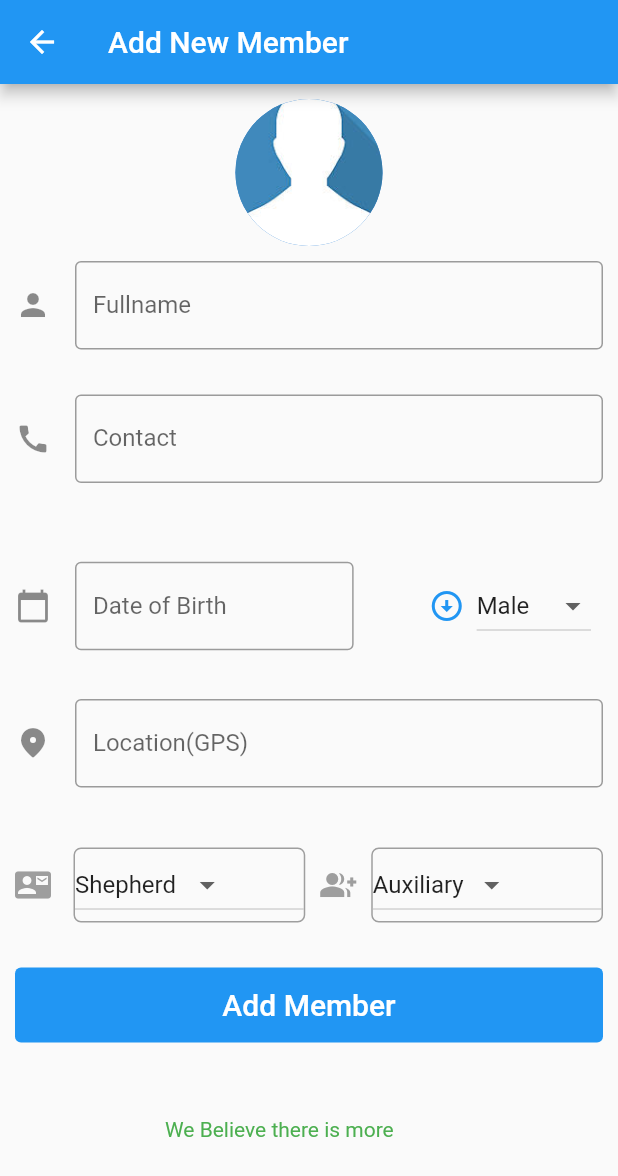
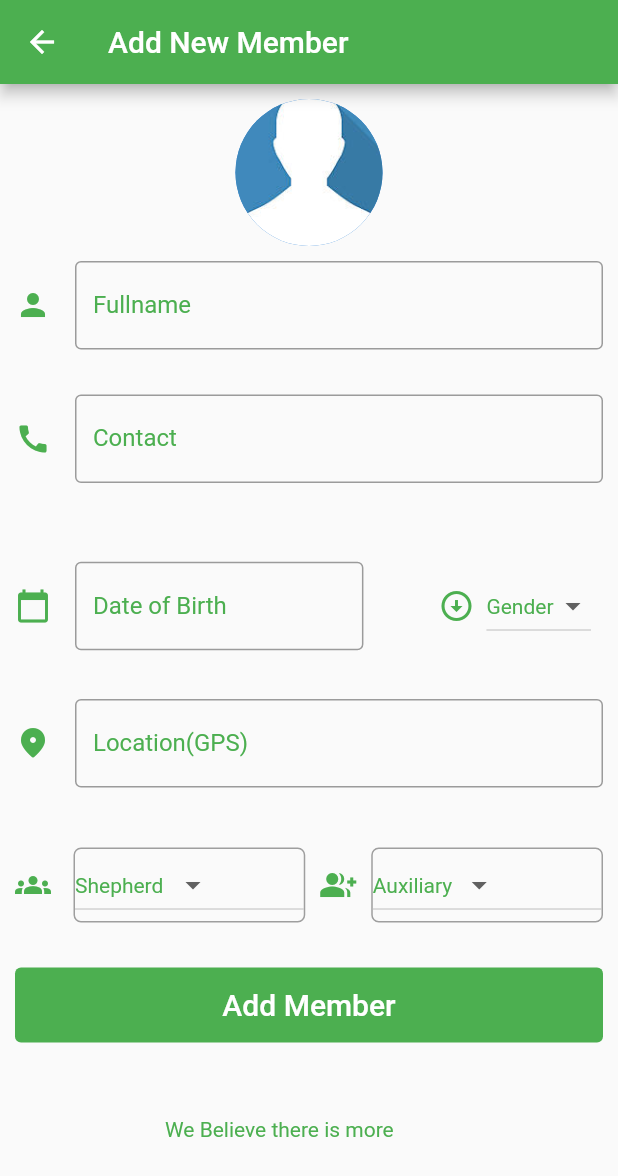
Before and after one commit to s-muel/rcc_discipleship_app1, a Flutter app: the screen it shows after launch, after a tap on the "add" icon, on a phone screen of 412 x 824 dp. Shown: the top 1176 px of the screen. Run offline on Flutter 3.47's test engine with Material 2 defaults, Android fonts, the phone set to English and light mode, and no system bars; our stand-ins replace modal_bottom_sheet, select_form_field.

Commit message:
changed theme of the add member page

```diff
--- a/lib/add_member.dart
+++ b/lib/add_member.dart
@@ -28,12 +28,13 @@ class _AddMembersState extends State<AddMembers> {
   final TextEditingController auxiliaryController = TextEditingController();
 
 //auxiliary
-  String dropdownvalue = 'Male';
+  String dropdownvalue = 'Gender';
+
   String shepherd = 'Shepherd';
   String auxiliary = 'Auxiliary';
 
   // List of items in our dropdown menu
-  var items = ['Male', 'Female'];
+  var items = ['Gender', 'Male', 'Female'];
   var shepherdItems = ['Shepherd', 'Papa', 'Papa Andy'];
   var auxiliaryItems = ['Auxiliary', 'Prayer', 'Singing', 'Usher'];
 
@@ -41,6 +42,7 @@ class _AddMembersState extends State<AddMembers> {
   Widget build(BuildContext context) {
     return Scaffold(
       appBar: AppBar(
+        backgroundColor: Colors.green,
         title: const Text("Add New Member"),
       ),
       body: Form(
@@ -66,9 +68,15 @@ class _AddMembersState extends State<AddMembers> {
                   }
                 },
                 decoration: const InputDecoration(
-                    label: Text("Fullname"),
+                    label: Text(
+                      "Fullname",
+                      style: TextStyle(color: Colors.green),
+                    ),
                     border: OutlineInputBorder(),
-                    icon: Icon(Icons.person)),
+                    icon: Icon(
+                      Icons.person,
+                      color: Colors.green,
+                    )),
               ),
               const SizedBox(
                 height: 30,
@@ -81,9 +89,10 @@ class _AddMembersState extends State<AddMembers> {
                   }
                 },
                 decoration: const InputDecoration(
-                    label: Text("Contact"),
+                    label:
+                        Text("Contact", style: TextStyle(color: Colors.green)),
                     border: OutlineInputBorder(),
-                    icon: Icon(Icons.call)),
+                    icon: Icon(Icons.call, color: Colors.green)),
               ),
               const SizedBox(
                 height: 50,
@@ -109,20 +118,24 @@ class _AddMembersState extends State<AddMembers> {
                         }
                       },
                       decoration: const InputDecoration(
-                          label: Text("Date of Birth"),
+                          label: Text("Date of Birth",
+                              style: TextStyle(color: Colors.green)),
                           border: OutlineInputBorder(),
-                          icon: Icon(Icons.calendar_today)),
+                          icon:
+                              Icon(Icons.calendar_today, color: Colors.green)),
                     ),
                   ),
                   const SizedBox(
                     width: 50,
                   ),
-                  const Icon(Icons.arrow_circle_down_sharp, color: Colors.blue),
+                  const Icon(Icons.arrow_circle_down_sharp,
+                      color: Colors.green),
                   Padding(
                     padding: const EdgeInsets.all(8.0),
                     child: DropdownButton(
                       // Initial Value
                       value: dropdownvalue,
+                      style: TextStyle(color: Colors.green),
 
                       // Down Arrow Icon
 
@@ -157,19 +170,17 @@ class _AddMembersState extends State<AddMembers> {
                   }
                 },
                 decoration: const InputDecoration(
-                    label: Text("Location(GPS)"),
+                    label: Text("Location(GPS)",
+                        style: TextStyle(color: Colors.green)),
                     border: OutlineInputBorder(),
-                    icon: Icon(Icons.location_on_rounded)),
+                    icon: Icon(Icons.location_on_rounded, color: Colors.green)),
               ),
               const SizedBox(
                 height: 40,
               ),
               Row(
                 children: [
-                  const Icon(
-                    Icons.contact_mail,
-                    color: Colors.grey,
-                  ),
+                  const Icon(Icons.groups, color: Colors.green),
                   const SizedBox(
                     width: 15,
                   ),
@@ -185,7 +196,9 @@ class _AddMembersState extends State<AddMembers> {
                       child: DropdownButton(
                         // Initial Value
                         value: shepherd,
-                        hint: const Text("Shepherd"),
+                        style: const TextStyle(color: Colors.green),
+                        hint: const Text("Shepherd",
+                            style: TextStyle(color: Colors.green)),
 
                         // Down Arrow Icon
 
@@ -211,10 +224,7 @@ class _AddMembersState extends State<AddMembers> {
                   const SizedBox(
                     width: 10,
                   ),
-                  const Icon(
-                    Icons.group_add,
-                    color: Colors.grey,
-                  ),
+                  const Icon(Icons.group_add, color: Colors.green),
                   const SizedBox(
                     width: 10,
                   ),
@@ -230,6 +240,7 @@ class _AddMembersState extends State<AddMembers> {
                       child: DropdownButton(
                         // Initial Value
                         value: auxiliary,
+                        style: TextStyle(color: Colors.green),
                         hint: const Text("Shepherd"),
 
                         // Down Arrow Icon
@@ -273,7 +284,7 @@ class _AddMembersState extends State<AddMembers> {
                     "Add Member",
                     style: TextStyle(color: Colors.white, fontSize: 20),
                   ),
-                  style: TextButton.styleFrom(backgroundColor: Colors.blue),
+                  style: TextButton.styleFrom(backgroundColor: Colors.green),
                 ),
               ),
               const SizedBox(
--- a/lib/main_page.dart
+++ b/lib/main_page.dart
@@ -151,8 +151,8 @@ class MainPage extends StatelessWidget {
           shape: const CircularNotchedRectangle(),
           child: Row(
             children: [
-
-              IconButton(icon: const Icon(Icons.menu), onPressed: () {}),
+              IconButton(
+                  icon: const Icon(Icons.group_rounded), onPressed: () {}),
               const Spacer(),
               IconButton(icon: const Icon(Icons.search), onPressed: () {}),
               IconButton(icon: const Icon(Icons.more_vert), onPressed: () {}),
```
